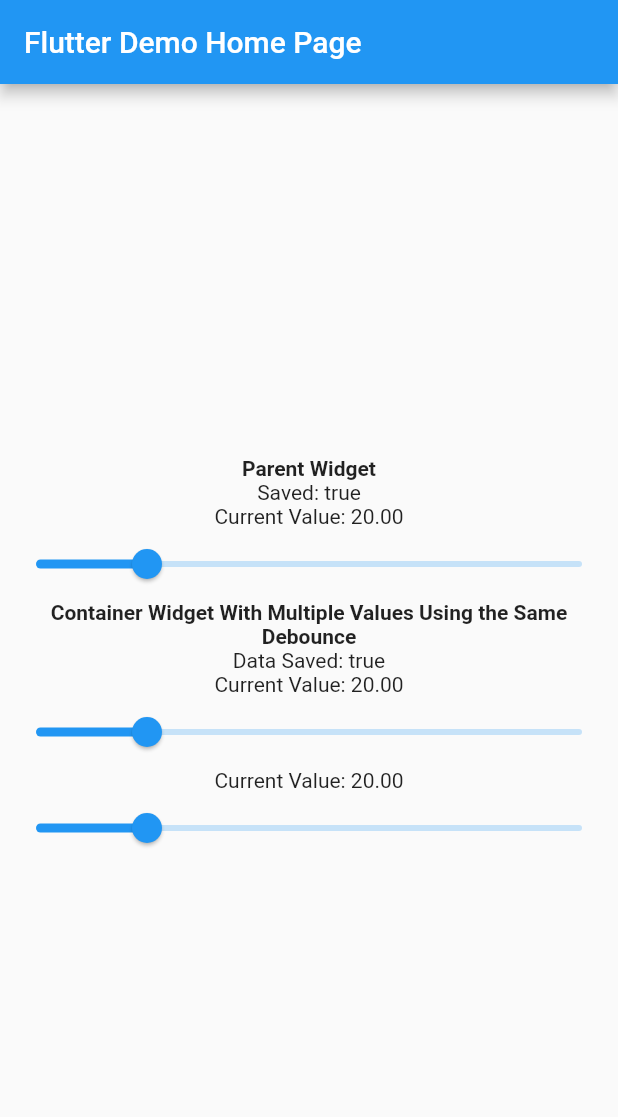
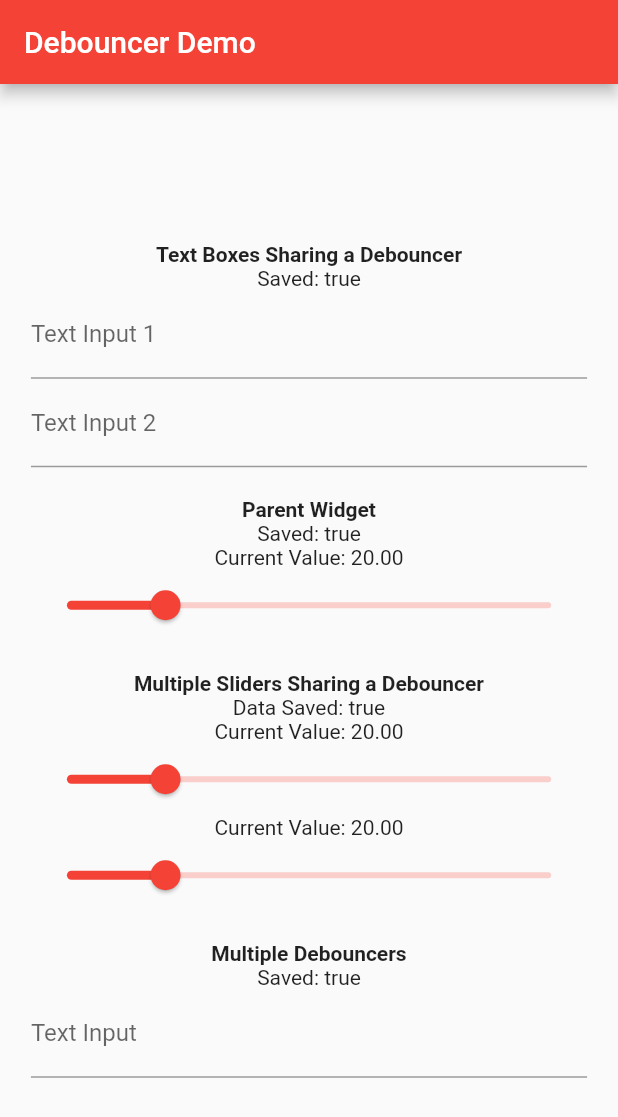
Before and after one commit to methompson/flutter_debouncer, a Flutter app: the screen it shows after launch, on a phone screen of 412 x 824 dp. Shown: the top 1117 px of the screen. Run offline on Flutter 3.47's test engine with Material 2 defaults, Android fonts, the phone set to English and light mode, and no system bars.

Commit message:
Added key-based searches, updated the naming, added examples and unit tests

```diff
--- a/analysis_options.yaml
+++ b/analysis_options.yaml
@@ -18,6 +18,7 @@ linter:
     prefer_const_constructors_in_immutables: false
     prefer_const_constructors: false
     prefer_function_declarations_over_variables: false
+    no_leading_underscores_for_local_identifiers: false
 
 # Additional information about this file can be found at
 # https://dart.dev/guides/language/analysis-options
--- a/example/lib/main.dart
+++ b/example/lib/main.dart
@@ -24,9 +24,9 @@ class MyApp extends StatelessWidget {
         // or simply save your changes to "hot reload" in a Flutter IDE).
         // Notice that the counter didn't reset back to zero; the application
         // is not restarted.
-        primarySwatch: Colors.blue,
+        primarySwatch: Colors.red,
       ),
-      home: const MyHomePage(title: 'Flutter Demo Home Page'),
+      home: const MyHomePage(title: 'Debouncer Demo'),
     );
   }
 }
@@ -43,16 +43,26 @@ class MyHomePage extends StatelessWidget {
         title: Text(title),
       ),
       body: Center(
+        child: FractionallySizedBox(
+          widthFactor: 0.9,
           child: Column(
             mainAxisAlignment: MainAxisAlignment.center,
             children: [
-            _ExampleContainer(title: 'Parent Widget', child: _SliderExample2()),
               _ExampleContainer(
-              title:
-                  'Container Widget With Multiple Values Using the Same Debounce',
+                  title: 'Text Boxes Sharing a Debouncer',
+                  child: _TextExample()),
+              _ExampleContainer(
+                  title: 'Parent Widget', child: _SliderExample2()),
+              _ExampleContainer(
+                title: 'Multiple Sliders Sharing a Debouncer',
                 child: _SliderContainer(),
               ),
+              _ExampleContainer(
+                title: 'Multiple Debouncers',
+                child: _MultiDebouncer(),
+              ),
             ],
+          ),
         ),
       ),
     );
@@ -70,7 +80,10 @@ class _ExampleContainer extends StatelessWidget {
 
   @override
   Widget build(BuildContext context) {
-    return Column(children: [
+    return Padding(
+      padding: EdgeInsets.symmetric(vertical: 10),
+      child: Column(
+        children: [
           Container(
             padding: EdgeInsets.symmetric(horizontal: 10),
             child: Text(
@@ -82,7 +95,9 @@ class _ExampleContainer extends StatelessWidget {
             ),
           ),
           child,
-    ]);
+        ],
+      ),
+    );
   }
 }
 
@@ -99,7 +114,7 @@ class _SliderContainerState extends State<_SliderContainer> {
     return Debouncer(
       action: saveData,
       timeout: Duration(seconds: 1),
-      child: (_) => Column(
+      builder: (_, __) => Column(
         children: [
           Text('Data Saved: $saved'),
           _SliderExample1(parentAction: setData),
@@ -172,7 +187,7 @@ class _SliderExample2State extends State<_SliderExample2> {
   Widget build(BuildContext context) {
     return Debouncer(
       action: saveData,
-      child: (newContext) => Column(
+      builder: (newContext, _) => Column(
         children: [
           Text('Saved: $saved'),
           Text('Current Value: ${_currentSliderValue.toStringAsFixed(2)}'),
@@ -201,3 +216,118 @@ class _SliderExample2State extends State<_SliderExample2> {
     });
   }
 }
+
+class _TextExample extends StatefulWidget {
+  @override
+  _TextExampleState createState() => _TextExampleState();
+}
+
+class _TextExampleState extends State<_TextExample> {
+  final TextEditingController _controller1 = TextEditingController();
+  final TextEditingController _controller2 = TextEditingController();
+  bool saved = true;
+
+  @override
+  void dispose() {
+    _controller1.dispose();
+    _controller2.dispose();
+    super.dispose();
+  }
+
+  @override
+  Widget build(BuildContext context) {
+    return Debouncer(
+      action: saveData,
+      timeout: Duration(seconds: 2),
+      builder: (newContext, _) => Column(
+        children: [
+          Text('Saved: $saved'),
+          TextField(
+            decoration: InputDecoration(
+              label: Text("Text Input 1"),
+            ),
+            controller: _controller1,
+            onChanged: (_) {
+              setState(() {
+                saved = false;
+              });
+
+              Debouncer.execute(newContext);
+            },
+          ),
+          TextField(
+            decoration: InputDecoration(
+              label: Text("Text Input 2"),
+            ),
+            controller: _controller2,
+            onChanged: (_) {
+              setState(() {
+                saved = false;
+              });
+
+              Debouncer.execute(newContext);
+            },
+          ),
+        ],
+      ),
+    );
+  }
+
+  saveData() {
+    setState(() {
+      saved = true;
+    });
+  }
+}
+
+class _MultiDebouncer extends StatefulWidget {
+  @override
+  _MultiDebouncerState createState() => _MultiDebouncerState();
+}
+
+class _MultiDebouncerState extends State<_MultiDebouncer> {
+  bool saved = true;
+  final TextEditingController _controller = TextEditingController();
+
+  @override
+  void dispose() {
+    _controller.dispose();
+    super.dispose();
+  }
+
+  @override
+  Widget build(BuildContext context) {
+    return Debouncer(
+      action: saveData,
+      builder: (_, theKey) => Debouncer(
+        action: () {
+          // Does Nothing
+        },
+        builder: (newContext, _) => Column(
+          children: [
+            Text('Saved: $saved'),
+            TextField(
+              decoration: InputDecoration(
+                label: Text("Text Input"),
+              ),
+              controller: _controller,
+              onChanged: (_) {
+                setState(() {
+                  saved = false;
+                });
+
+                Debouncer.execute(newContext, debouncerKey: theKey);
+              },
+            ),
+          ],
+        ),
+      ),
+    );
+  }
+
+  saveData() {
+    setState(() {
+      saved = true;
+    });
+  }
+}
--- a/lib/debouncer.dart
+++ b/lib/debouncer.dart
@@ -2,38 +2,84 @@ library debouncer;
 
 import 'dart:async';
 
+import 'package:uuid/uuid.dart';
 import 'package:flutter/material.dart';
 
+class DebouncerException implements Exception {
+  final String message;
+
+  DebouncerException(this.message);
+
+  @override
+  String toString() {
+    return message;
+  }
+}
+
+class NoDebouncerFoundException extends DebouncerException {
+  NoDebouncerFoundException(message) : super(message);
+}
+
+/// Provides a means to wait for an action to be activated a period of time
+/// after the last input. [action] is the function that is run after the final
+/// period of time has elapsed. [builder] is the input widget or widgets that are
+/// acted upon and eventually executed the action. [timeout] is an optional
+/// parameter that dictates how long the application ought to wait before
+/// activating the action.
 class Debouncer extends StatefulWidget {
   final Function() action;
-  final Widget Function(BuildContext context) child;
+  final Widget Function(BuildContext context, String debouncerKey) builder;
   final Duration timeout;
+  final String debouncerKey;
 
   Debouncer({
     Key? key,
     required this.action,
-    required this.child,
+    required this.builder,
+    String? debouncerKey,
     Duration? timeout,
   })  : timeout = timeout ?? Duration(milliseconds: 500),
+        debouncerKey = debouncerKey ?? Uuid().v4(),
         super(key: key);
 
   @override
   DebouncerState createState() => DebouncerState();
 
-  static execute(BuildContext context) {
-    DebouncerState? el;
+  /// Attempts to find and activate the action located in a parent widget to an
+  /// input. [context] should be the BuildContext of a child widget to a
+  /// Debouncer widget. [debouncerKey] is an optional key that can be used to
+  /// find a specific Debouncer widget if multiple parent Debouncers exist.
+  ///
+  /// If there is no Debouncer widget parent, an Exception is thrown. If there
+  /// are multiple Debouncer widget parents, but no debouncerKey is provided,
+  /// this function activates the first Debouncer it finds.
+  static execute(BuildContext context, {String? debouncerKey}) {
+    // Get a debouncer state for the context passed in.
+    final el = _getDebouncerStateWidget(context);
+    DebouncerState? elToExecute;
 
-    if (context is StatefulElement &&
-        context.widget is Debouncer &&
-        context.state is DebouncerState) {
-      // print('is debouncer and executing');
-      el = context.state as DebouncerState;
+    if (el != null &&
+        debouncerKey != null &&
+        el.widget.debouncerKey == debouncerKey) {
+      // Set elToExecute to the current found value.
+      elToExecute = el;
+    } else if (el != null && debouncerKey == null) {
+      // Set elToExecute to the current found value.
+      elToExecute = el;
     } else {
       context.visitAncestorElements((parent) {
-        if (parent is StatefulElement &&
-            parent.widget is Debouncer &&
-            parent.state is DebouncerState) {
-          el = parent.state as DebouncerState;
+        // We use a local variable to work nicely with the scope
+        final _el = _getDebouncerStateWidget(parent);
+
+        if (_el != null &&
+            debouncerKey != null &&
+            _el.widget.debouncerKey == debouncerKey) {
+          // Set elToExecute to the current found value.
+          elToExecute = _el;
+          return false;
+        } else if (_el != null && debouncerKey == null) {
+          // Set elToExecute to the current found value.
+          elToExecute = _el;
           return false;
         }
 
@@ -41,12 +87,27 @@ class Debouncer extends StatefulWidget {
       });
     }
 
-    if (el == null) {
-      throw Exception('No Debouncer parent object present');
+    if (elToExecute == null) {
+      throw NoDebouncerFoundException('No Debouncer parent object present');
     }
 
-    el?.execute();
+    elToExecute?.execute();
   }
+
+  static DebouncerState? _getDebouncerStateWidget(BuildContext context) {
+    if (_isDebouncerWidget(context)) {
+      // We have to type cast here
+      final val = context as StatefulElement;
+      return val.state as DebouncerState;
+    }
+
+    return null;
+  }
+
+  static _isDebouncerWidget(BuildContext context) =>
+      context is StatefulElement &&
+      context.widget is Debouncer &&
+      context.state is DebouncerState;
 }
 
 class DebouncerState extends State<Debouncer> {
@@ -54,7 +115,7 @@ class DebouncerState extends State<Debouncer> {
 
   @override
   Widget build(BuildContext context) {
-    return widget.child(context);
+    return widget.builder(context, widget.debouncerKey);
   }
 
   execute() {
--- a/pubspec.yaml
+++ b/pubspec.yaml
@@ -10,11 +10,13 @@ environment:
 dependencies:
   flutter:
     sdk: flutter
+  uuid: ^3.0.6
 
 dev_dependencies:
   flutter_test:
     sdk: flutter
   flutter_lints: ^2.0.0
+  mockito: ^5.2.0
 
 # For information on the generic Dart part of this file, see the
 # following page: https://dart.dev/tools/pub/pubspec
```
Also changed, not shown: example/pubspec.lock, 3 other files. Lines whose indentation alone changed are shown as unchanged.
